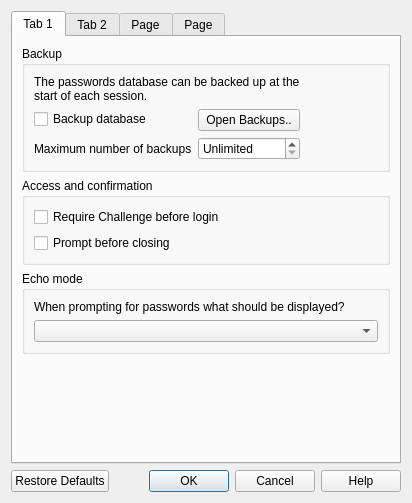
This is ui/preferencesdialog.ui in sysal1280/passwords as Qt 5 draws it before an edit. The edited form follows.
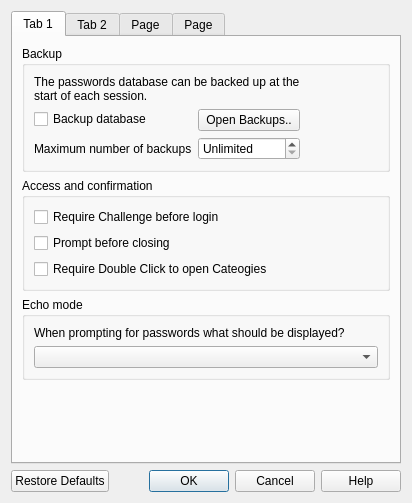
This is the edited form.

Commit message:
Added ability to either single or double click
Categories can now be opened and browsed either by single click / entry
or by double clicking. Default is now single to assist navigation.

```diff
--- a/ui/preferencesdialog.ui
+++ b/ui/preferencesdialog.ui
@@ -67,6 +67,13 @@
             </property>
            </widget>
           </item>
+          <item row="2" column="0">
+           <widget class="QCheckBox" name="checkBoxDblClickCategories">
+            <property name="text">
+             <string>Require Double Click to open Cateogies</string>
+            </property>
+           </widget>
+          </item>
          </layout>
         </widget>
        </item>
```
The commit also changes 6 other files.
